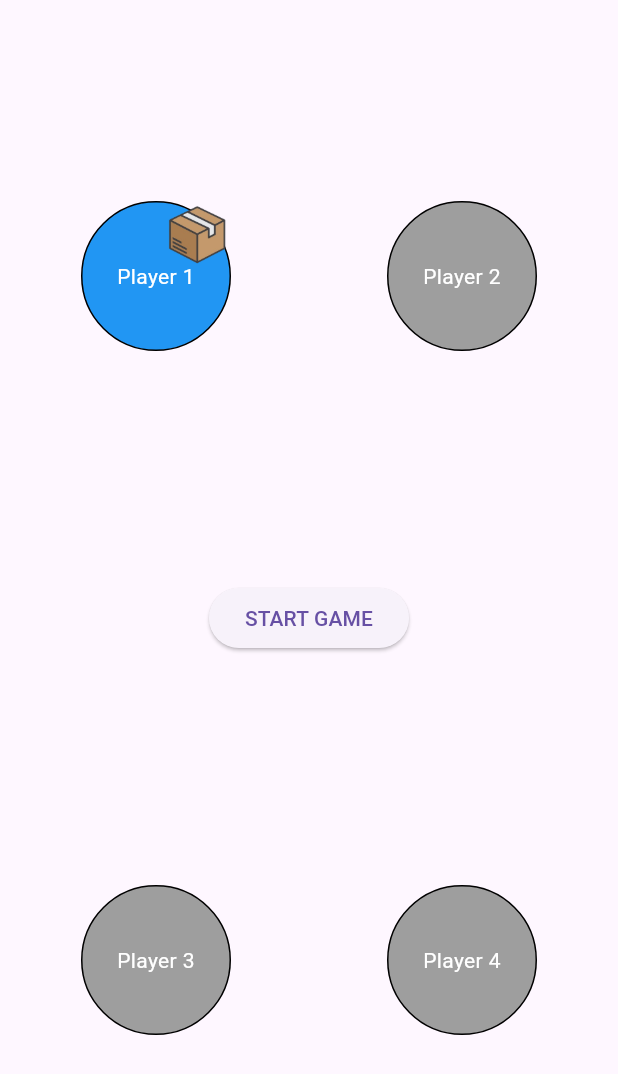
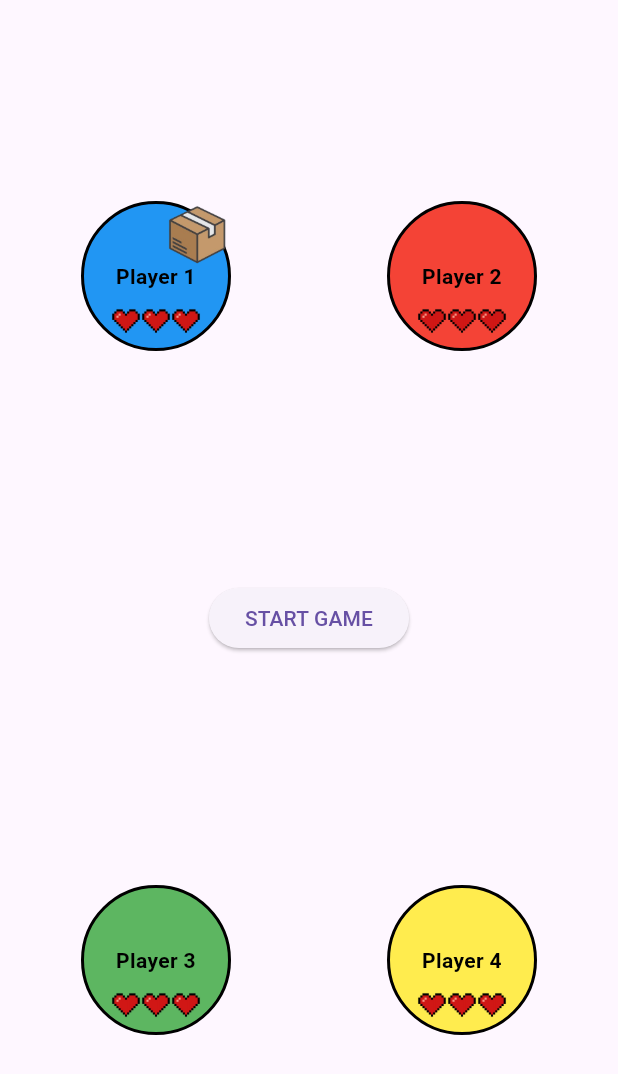
Before and after one commit to D1stress29/Hot_Potato_Game, a Flutter app: the screen it shows after launch, on a phone screen of 412 x 824 dp. Shown: the top 1074 px of the screen. Run offline on Flutter 3.47's test engine with Material 3 defaults, Android fonts, the light colour scheme and no system bars; our stand-ins replace audioplayers.

Commit message:
dodana življenja

```diff
--- a/lib/main.dart
+++ b/lib/main.dart
@@ -51,6 +51,14 @@ class _GameScreenState extends State<GameScreen> {
     //seznam igralcev
   ];
 
+Map<String, int> playerLives = {
+'Player 1': 3,
+'Player 2': 3,
+'Player 3': 3,
+'Player 4': 3,
+};
+
+
   void startGame() {
       clockPlayer.setVolume(1);
     clockPlayer.play(AssetSource(clockSoundPath));
@@ -97,8 +105,8 @@ showDialog(
                     timerDuration = minSeconds + random.nextInt(maxSeconds - minSeconds + 1);
                     currentPlayerIndex = 0;
                     players = ['Player 1', 'Player 2', 'Player 3', 'Player 4'];
+                    playerLives = {'Player 1': 3, 'Player 2': 3, 'Player 3': 3, 'Player 4': 3,};
                     //igralce, ki so izgubili doda nazaj v igro
-
                   });
                 },
                 child: Text('Play Again'),
@@ -113,12 +121,22 @@ showDialog(
 
 
   void endGame() {
-    currentPlayerIndex = 0;
     // koda za prekinitev igre
     String deletedPlayer = players[currentPlayerIndex];
     //ustvarimo novo spremenljivko, da lahko pozneje izpišemo ime igralca, ki je izgubil
+    playerLives[players[currentPlayerIndex]] = playerLives[players[currentPlayerIndex]] !- 1;
+    //odstrani življenje igralcu
+
+    print('${players[currentPlayerIndex]} lost a life. Lives left: ${playerLives[players[currentPlayerIndex]]}');
+
+    if (playerLives[players[currentPlayerIndex]] == 0) {
+      //če igralec izgubi vsa življenja, ga izbriše
         players.removeAt(currentPlayerIndex);
+
+    }
     //odstrani igralca, če je izgubil življenje
+    currentPlayerIndex = 0;
+
     if (players.length == 1)
       {
         gameWinner();
@@ -135,13 +153,13 @@ showDialog(
       builder: (BuildContext context) {
         return AlertDialog(
 
-          content: Text('$deletedPlayer lost!',
+          content: Text('$deletedPlayer lost a life!',
           style: TextStyle(fontSize: 15)),
           //izpiše igralca, ki je izgubil življenje
           actions: [
             TextButton
             (
-              child: Text('OK'),
+              child: Text('Continue'),
               onPressed: ()
               {
                 explosionPlayer.stop();
@@ -180,6 +198,7 @@ void startGameOnTap() {
 }
 
 
+
   void passPackage() {
   setState(() {
     int newIndex;
@@ -193,23 +212,19 @@ void startGameOnTap() {
     //while pogoj se izpolnjuje ko je generiran index enak indexu trenutnega igralca
     currentPlayerIndex = newIndex;
     //nastavimo igralcu nov index, ki je drugačen od trenutnega
+
   });
 }
 
-Widget _buildPlayerCircle(String playerName, Color color, bool isActivePlayer) {
-  return Container(
-    width: 100,
-    height: 100,
-    margin: EdgeInsets.all(50),
-    child: Stack(
-    alignment: Alignment.center,
-    children: [
+Widget _buildPlayerCircle(String playerName, Color color, bool isActivePlayer, int lives) {
+  List<Widget> children = [
     GestureDetector(
-      //metoda za prepoznavanje dotika
       onTap: () {
         if (gameStarted && isActivePlayer) {
           passPackage();
-          //ob zaznanem dotiku kroga igralca se pošlje paket
+          color = color.withOpacity(0.1);
+
+          //podajanje paketa
         }
       },
       child: Container(
@@ -217,28 +232,46 @@ Widget _buildPlayerCircle(String playerName, Color color, bool isActivePlayer) {
         height: 100,
         decoration: BoxDecoration(
           shape: BoxShape.circle,
-          color: isActivePlayer ? color : Colors.grey,
-          border: Border.all(color: Colors.black, width: 1),
+          color: color,
+          border: Border.all(color: Colors.black, width: 2),
         ),
         child: Center(
           child: Text(
             playerName,
             textAlign: TextAlign.center,
-            style: TextStyle(color: Colors.white),
+            style: TextStyle(color: Colors.black, fontWeight: FontWeight.bold),
           ),
         ),
       ),
     ),
-    if (isActivePlayer)
+  ];
+
+  for (int i = 0; i < lives; i++) {
+    children.add(
+      Positioned(
+        top: 70,
+        right: 20 + i*20 ,
+        child: Image.asset(
+          'assets/heart.png',
+          width: 20,
+          height: 20,
+        ),
+      ),
+    );
+  }
+
+  if (isActivePlayer) {
+    children.add(
       AnimatedPositioned(
-            duration: Duration(milliseconds: 500), // Adjust the duration as needed
-            curve: Curves.easeInOut, // Adjust the curve as needed
-            top:  -15,
-            right:  -15,
+        duration: Duration(milliseconds: 500),
+        curve: Curves.easeInOut,
+        top: -15,
+        right: -15,
         child: GestureDetector(
           onTap: () {
             if (gameStarted && isActivePlayer) {
               passPackage();
+
             }
           },
           child: Image.asset(
@@ -248,7 +281,16 @@ Widget _buildPlayerCircle(String playerName, Color color, bool isActivePlayer) {
           ),
         ),
       ),
-        ],
+    );
+  }
+
+  return Container(
+    width: 100,
+    height: 100,
+    margin: EdgeInsets.all(50),
+    child: Stack(
+      alignment: Alignment.center,
+      children: children,
     ),
   );
 }
@@ -262,8 +304,6 @@ Widget _buildPlayerCircle(String playerName, Color color, bool isActivePlayer) {
     return Scaffold(
 
       body: Center(
-
-          //zažene funkcijo startGameOnTap ob kliku ekrana
         child: Column(
           mainAxisAlignment: MainAxisAlignment.center,
           children: <Widget>[
@@ -272,6 +312,7 @@ Widget _buildPlayerCircle(String playerName, Color color, bool isActivePlayer) {
                 mainAxisAlignment: MainAxisAlignment.spaceEvenly,
                 children: players.sublist(0, players.length ~/ 2).map((player) => _buildPlayerCircle
                 (
+
                         player,
                         player == 'Player 1'
                         ? Colors.blue
@@ -281,7 +322,8 @@ Widget _buildPlayerCircle(String playerName, Color color, bool isActivePlayer) {
                         ? Colors.green
                         : Colors.yellow,
                         //izbira barve glede na igralca
-                        currentPlayerIndex == players.indexOf(player))).toList(),
+                        currentPlayerIndex == players.indexOf(player),
+                        playerLives[player] ?? 0)).toList(),
               ),
             ),
             SizedBox(height: 20),
@@ -301,14 +343,15 @@ Widget _buildPlayerCircle(String playerName, Color color, bool isActivePlayer) {
                 children: players.sublist(players.length ~/ 2).map((player) => _buildPlayerCircle(
                         player,
                         player == 'Player 1'
-                        ? Colors.blue
+                        ? Colors.blue.withOpacity(0.9)
                         : player == 'Player 2'
-                        ? Colors.red
+                        ? Colors.red.withOpacity(0.9)
                         : player == 'Player 3'
-                        ? Colors.green
-                        : Colors.yellow,
+                        ? Colors.green.withOpacity(0.9)
+                        : Colors.yellow.withOpacity(0.9),
 
-                        currentPlayerIndex == players.indexOf(player))).toList(),
+                        currentPlayerIndex == players.indexOf(player),
+                        playerLives[player] ?? 0)).toList(),
               ),
             ),
 
```
Also changed, not shown: assets/heart.png (added). Lines whose indentation alone changed are shown as unchanged.
